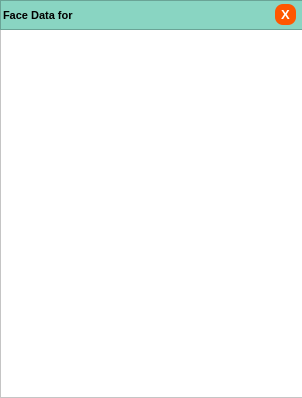
First picture: the form in loadface.ui, repository marcryangil/facemaskdetection, before the edit.
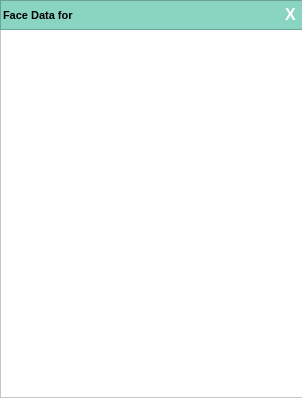
Second picture: the form after the edit.

```diff
--- a/loadface.ui
+++ b/loadface.ui
@@ -125,7 +125,7 @@
      <widget class="QPushButton" name="exitbtn">
       <property name="geometry">
        <rect>
-        <x>275</x>
+        <x>280</x>
         <y>4</y>
         <width>21</width>
         <height>21</height>
@@ -140,7 +140,7 @@
       <property name="font">
        <font>
         <family>MS Shell Dlg 2</family>
-        <pointsize>10</pointsize>
+        <pointsize>12</pointsize>
         <weight>75</weight>
         <bold>true</bold>
        </font>
@@ -150,7 +150,7 @@
       </property>
       <property name="styleSheet">
        <string notr="true">QPushButton{
-	background-color: rgba(255,87,0,255);
+	background-color: transparent;
 	border: none;
 	color: rgb(255, 255, 255);
 	border-radius: 8px;
```
